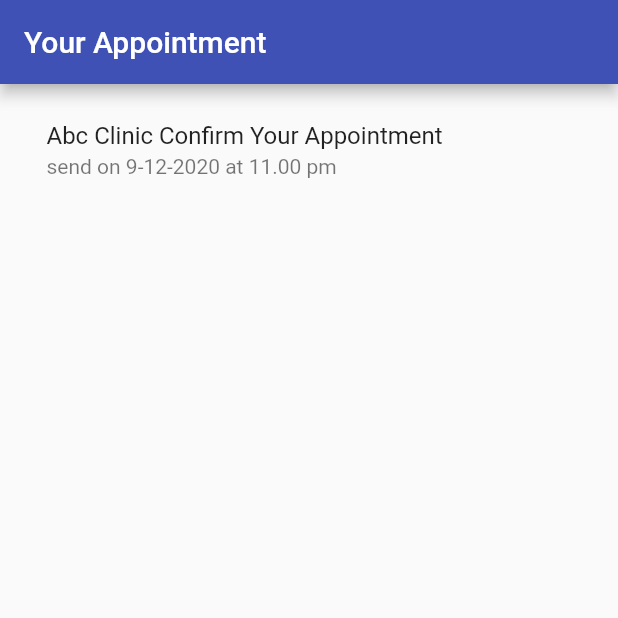
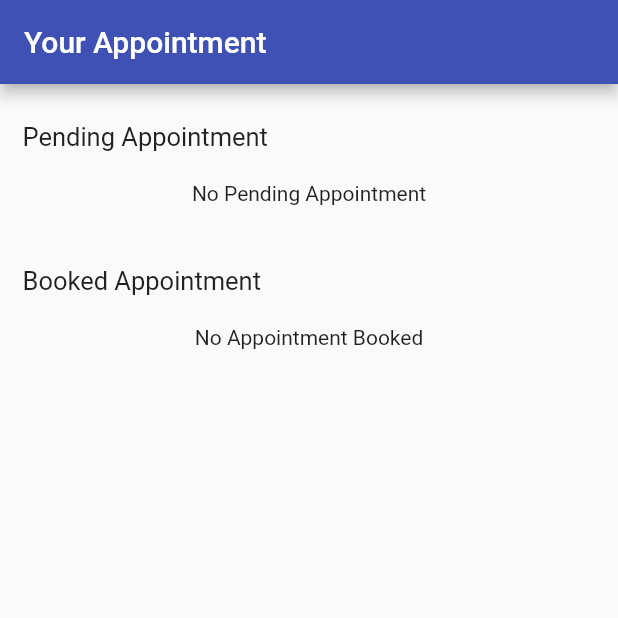
Before and after one commit to iiitv/hackiiitv20-submissions, a Flutter app: the ShowBooking screen opened directly, on a phone screen of 412 x 824 dp, the top half of it. Run offline on Flutter 3.47's test engine with Material 2 defaults, Android fonts, the phone set to English and light mode, and no system bars; our stand-ins replace cloud_firestore, firebase_auth, firebase_core, firebase_storage, google_sign_in, image_picker; accounts and stored records are empty; network calls fail.

Commit message:
added doctor notification in short view with backend

```diff
--- a/team#33 - 3/clinico/lib/model/appointment.dart
+++ b/team#33 - 3/clinico/lib/model/appointment.dart
@@ -1,9 +1,9 @@
 import 'dart:io';
 
 class Appointment{
-  String name,gender,comment,stringimage,clinicName,doctorId;
+  String name,gender,comment,stringimage,clinicName,doctorId,patientId,patientAppointmentId,doctorAppointmentId;
   int age,appointmentNumber;
   bool confirmed;
   File image;
-  Appointment({this.name,this.gender,this.comment,this.age,this.image,this.doctorId,this.stringimage,this.clinicName,this.confirmed,this.appointmentNumber});
+  Appointment({this.name,this.gender,this.patientAppointmentId,this.doctorAppointmentId,this.comment,this.age,this.patientId,this.image,this.doctorId,this.stringimage,this.clinicName,this.confirmed,this.appointmentNumber});
 }
--- a/team#33 - 3/clinico/lib/pages/doctorDashboard/doctorNotificationTile.dart
+++ b/team#33 - 3/clinico/lib/pages/doctorDashboard/doctorNotificationTile.dart
@@ -1,7 +1,13 @@
+import 'package:clinico/model/appointment.dart';
 import 'package:clinico/pages/doctorDashboard/confirmAppointment.dart';
 import 'package:flutter/material.dart';
 
 class DocNotTile extends StatelessWidget {
+  Appointment appointment;
+  String msg;
+  DocNotTile({this.appointment}){
+    msg = appointment.confirmed?"You Confirmed ${appointment.name} Appointment":"${appointment.name} wants to book appointment.";
+  }
   @override
   Widget build(BuildContext context) {
     return GestureDetector(
@@ -9,13 +15,11 @@ class DocNotTile extends StatelessWidget {
         Navigator.push(context,
             MaterialPageRoute(builder: (context) => ConfirmAppointment()));
       },
-      child: Padding(
-        padding: const EdgeInsets.fromLTRB(15, 8, 15, 8),
-        child: ListTile(
-          title: Text("Abc Clinic Confirm Your Appointment"),
-          subtitle: Text("send on 9-12-2020 at 11.00 pm"),
-        ),
-      ),
+      child: Card(
+          child: ListTile(
+            title: Text(msg),
+          ),
+        )
     );
   }
 }
--- a/team#33 - 3/clinico/lib/pages/doctorDashboard/showbooking.dart
+++ b/team#33 - 3/clinico/lib/pages/doctorDashboard/showbooking.dart
@@ -1,4 +1,5 @@
-import 'package:clinico/pages/doctorDashboard/doctorNotificationTile.dart';
+import 'package:clinico/pages/role.dart';
+import 'package:clinico/services/backend.dart';
 import 'package:flutter/material.dart';
 
 class ShowBooking extends StatelessWidget {
@@ -6,7 +7,7 @@ class ShowBooking extends StatelessWidget {
   Widget build(BuildContext context) {
     return Scaffold(
       appBar: AppBar(title:Text("Your Appointment"),backgroundColor: Colors.indigo,),
-      body:DocNotTile()
+      body:Backend().showDoctorNotification(currentUser.uid)
     );
   }
 }
--- a/team#33 - 3/clinico/lib/services/backend.dart
+++ b/team#33 - 3/clinico/lib/services/backend.dart
@@ -1,4 +1,5 @@
 import 'dart:io';
+import 'package:clinico/pages/doctorDashboard/doctorNotificationTile.dart';
 import 'package:clinico/pages/patientDashboard/patientNotificationTile.dart';
 import 'package:uuid/uuid.dart';
 import 'package:clinico/model/appointment.dart';
@@ -181,6 +182,73 @@ class Backend{
        );
     }
 
+    showDoctorNotification(String doctorId){
+      return StreamBuilder(
+        stream:doctorCollection.doc(doctorId).collection("appointment").orderBy("time",descending:true).snapshots(),
+        builder:(context,snapshot){
+          if(!snapshot.hasData){
+            return Loading();
+          }
+          List<DocNotTile> waitingTile = new List();
+          List<DocNotTile> confirmedTile = new List();
+          snapshot.data.docs.forEach((doc){
+            doc.data()["confirmed"]?confirmedTile.add(
+                DocNotTile(
+                  appointment: Appointment(
+                    name:doc.data()["name"],
+                    gender:doc.data()["gender"],
+                    age:doc.data()["age"],
+                    comment:doc.data()["comment"],
+                    stringimage:doc.data()["image"],
+                    confirmed:doc.data()["confirmed"],
+                    appointmentNumber:doc.data()["appointmentNumber"],
+                    clinicName:doc.data()["clinicName"],
+                    patientId: doc.data()["doctorId"],
+                    patientAppointmentId:doc.data()["patientAppointmentId"],
+                    doctorAppointmentId:doc.id
+                  ),
+                )
+              ):waitingTile.add(
+                DocNotTile(
+                  appointment: Appointment(
+                    name:doc.data()["name"],
+                    gender:doc.data()["gender"],
+                    age:doc.data()["age"],
+                    comment:doc.data()["comment"],
+                    stringimage:doc.data()["image"],
+                    confirmed:doc.data()["confirmed"],
+                    appointmentNumber:doc.data()["appointmentNumber"],
+                    clinicName:doc.data()["clinicName"],
+                    patientId: doc.data()["doctorId"],
+                    patientAppointmentId:doc.data()["patientAppointmentId"],
+                    doctorAppointmentId:doc.id
+                  ),
+                )
+              );
+          });
+          return Padding(
+            padding: const EdgeInsets.all(15.0),
+            child: ListView(
+              children: [
+                SizedBox(height:10),
+                Text("Pending Appointment",style: TextStyle(fontSize:17),),
+                SizedBox(height:20),
+                waitingTile.isEmpty?Center(child: Text("No Pending Appointment")):Column(
+                  children:waitingTile
+                ),
+                SizedBox(height:40),
+                Text("Booked Appointment",style: TextStyle(fontSize:17)),
+                SizedBox(height:20),
+                confirmedTile.isEmpty?Center(child: Text("No Appointment Booked")):Column(
+                  children:confirmedTile
+                ),
+              ],
+            ),
+          );
+        }
+      );
+    }
+
     SearchHospital(String key){
       return StreamBuilder(
         stream: doctorCollection.where("searchedText",isGreaterThanOrEqualTo: key).snapshots(),
```
